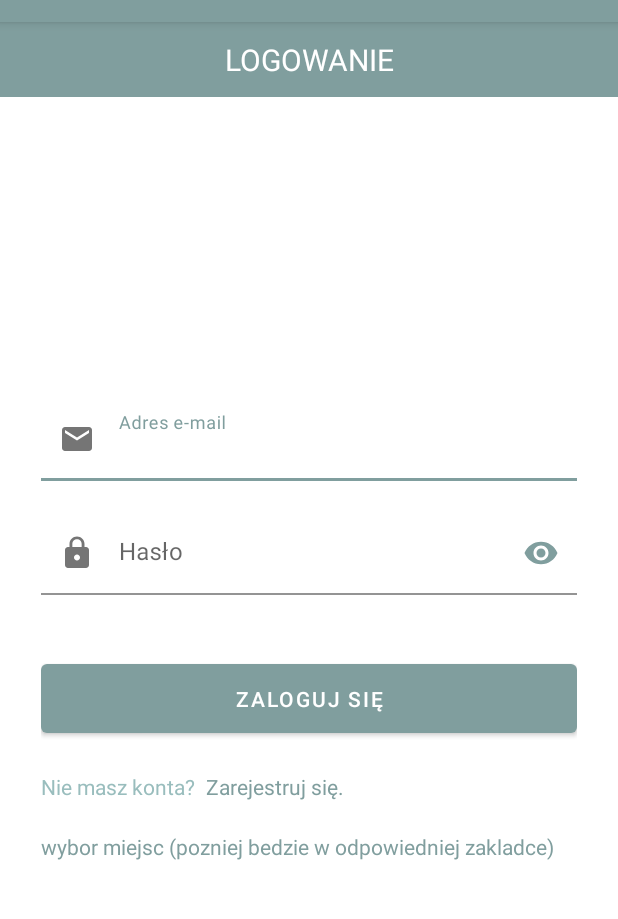
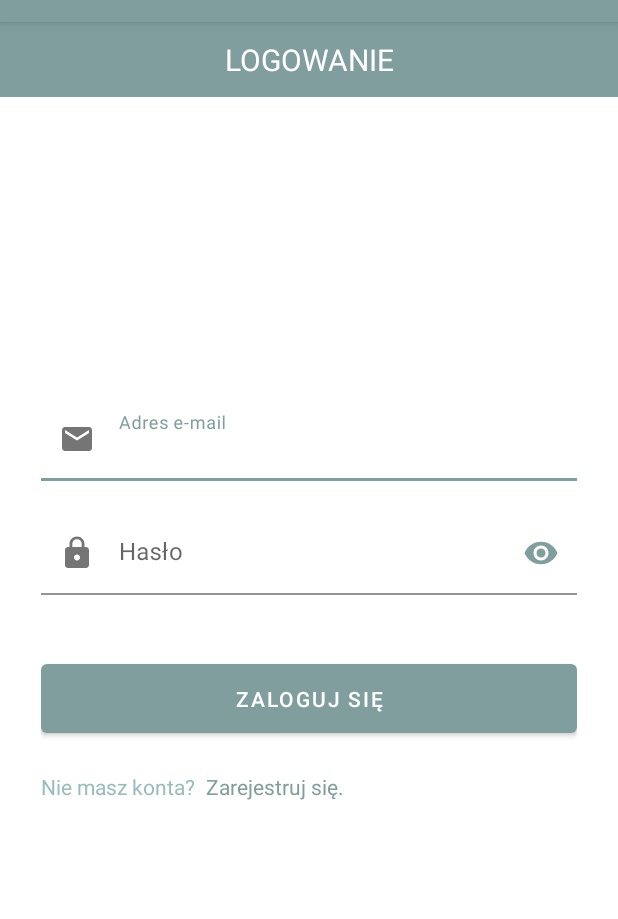
Before and after one commit to Macaroni2137/Teatrzyk, an Android app: the screen it shows after launch (StartActivity), on a phone screen of 412 x 824 dp, the part 62-981 px from its top. Run offline under Robolectric (Android 15) with nearby library versions, the phone set to English and light mode, and no system bars; our stand-ins replace Firebase (no records; nobody signed in at launch, a user with empty details on screens opened directly); 2 statements that could not run were skipped.

Commit message:
dziala kinda

```diff
--- a/app/src/main/res/layout/activity_start.xml
+++ b/app/src/main/res/layout/activity_start.xml
@@ -102,15 +102,6 @@
                 android:text="Zarejestruj się."
                 android:textAllCaps="false"/>
 
-            <TextView
-                android:id="@+id/miejsce"
-                android:layout_marginTop="60dp"
-                android:layout_width="match_parent"
-                android:layout_height="wrap_content"
-                android:textColor="@color/primaryColor"
-                android:text="wybor miejsc (pozniej bedzie w odpowiedniej zakladce)"
-                android:textAllCaps="false"/>
-
         </RelativeLayout>
 
     </LinearLayout>
```
